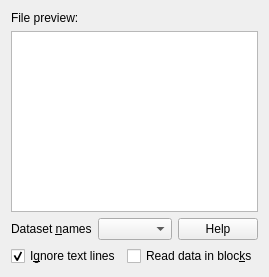
The window that formats/csv/dialog.ui (volkerjaenisch/veusz) describes before a commit, drawn with Qt 5.
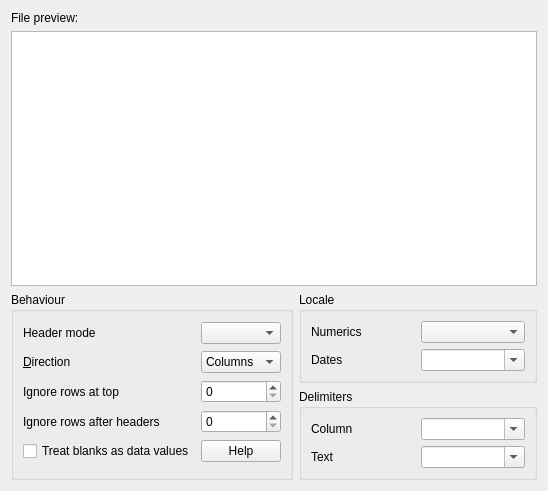
The same window after the commit. Custom widgets are drawn as their Qt base class.

Commit message: replace wrong csv.dialog.ui file with ../../dialogs/import_csv.ui

```diff
--- a/formats/csv/dialog.ui
+++ b/formats/csv/dialog.ui
@@ -6,97 +6,216 @@
    <rect>
     <x>0</x>
     <y>0</y>
-    <width>264</width>
-    <height>277</height>
+    <width>548</width>
+    <height>491</height>
    </rect>
   </property>
   <layout class="QVBoxLayout" name="verticalLayout_5">
    <item>
-    <widget class="QLabel" name="label_7">
+    <widget class="QLabel" name="label_8">
      <property name="text">
       <string>File preview:</string>
      </property>
     </widget>
    </item>
    <item>
-    <widget class="QTextEdit" name="previewedit">
-     <property name="lineWrapMode">
-      <enum>QTextEdit::NoWrap</enum>
+    <widget class="QTableWidget" name="previewtablecsv">
+     <property name="editTriggers">
+      <set>QAbstractItemView::NoEditTriggers</set>
      </property>
-     <property name="readOnly">
-      <bool>true</bool>
+     <property name="tabKeyNavigation">
+      <bool>false</bool>
      </property>
     </widget>
    </item>
    <item>
-    <layout class="QHBoxLayout">
-     <property name="spacing">
-      <number>6</number>
-     </property>
-     <property name="margin">
-      <number>0</number>
-     </property>
-     <item>
-      <widget class="QLabel" name="label_2">
-       <property name="text">
-        <string>Dataset &amp;names</string>
+    <layout class="QGridLayout" name="gridLayout_2">
+     <item row="0" column="0" rowspan="2">
+      <widget class="QGroupBox" name="groupBox_3">
+       <property name="title">
+        <string>Behaviour</string>
        </property>
-       <property name="buddy">
-        <cstring>descriptoredit</cstring>
-       </property>
+       <layout class="QGridLayout" name="gridLayout_3">
+        <item row="0" column="0">
+         <widget class="QLabel" name="label_3">
+          <property name="text">
+           <string>Header mode</string>
+          </property>
+         </widget>
+        </item>
+        <item row="0" column="1">
+         <widget class="HistoryValueCombo" name="csvheadermodecombo">
+          <property name="toolTip">
+           <string>'Multiple': allow multiple headers in file
+'Single': 1st non-blank row is header
+'None': no headers, guess data types</string>
+          </property>
+         </widget>
+        </item>
+        <item row="1" column="0">
+         <widget class="QLabel" name="label_4">
+          <property name="text">
+           <string>&amp;Direction</string>
+          </property>
+          <property name="buddy">
+           <cstring>csvdirectioncombo</cstring>
+          </property>
+         </widget>
+        </item>
+        <item row="1" column="1">
+         <widget class="QComboBox" name="csvdirectioncombo">
+          <property name="toolTip">
+           <string>Are the data arranged in columns or rows?</string>
+          </property>
+          <item>
+           <property name="text">
+            <string>Columns</string>
+           </property>
+          </item>
+          <item>
+           <property name="text">
+            <string>Rows</string>
+           </property>
+          </item>
+         </widget>
+        </item>
+        <item row="2" column="0">
+         <widget class="QLabel" name="label_2">
+          <property name="text">
+           <string>Ignore rows at top</string>
+          </property>
+         </widget>
+        </item>
+        <item row="2" column="1">
+         <widget class="HistorySpinBox" name="csvignoretopspin">
+          <property name="toolTip">
+           <string>Ignore N row at the top of the file.
+If data are arranged in rows, ignores columns instead.</string>
+          </property>
+         </widget>
+        </item>
+        <item row="3" column="0">
+         <widget class="QLabel" name="label">
+          <property name="text">
+           <string>Ignore rows after headers</string>
+          </property>
+         </widget>
+        </item>
+        <item row="3" column="1">
+         <widget class="HistorySpinBox" name="csvignorehdrspin">
+          <property name="toolTip">
+           <string>After reading a header, ignore N rows in that column.
+If Direction is set to Rows, ignore N columns instead.</string>
+          </property>
+         </widget>
+        </item>
+        <item row="4" column="0">
+         <widget class="HistoryCheck" name="csvblanksdatacheck">
+          <property name="text">
+           <string>Treat blanks as data values</string>
+          </property>
+         </widget>
+        </item>
+        <item row="4" column="1">
+         <widget class="QPushButton" name="csvhelpbutton">
+          <property name="toolTip">
+           <string>Help on how CSV files should be formatted</string>
+          </property>
+          <property name="text">
+           <string>Help</string>
+          </property>
+         </widget>
+        </item>
+       </layout>
       </widget>
      </item>
-     <item>
-      <widget class="HistoryCombo" name="descriptoredit">
-       <property name="toolTip">
-        <string>The import descriptor, consisting of the dataset names used during import, e.g. &quot;x y&quot; or &quot;a[:]&quot;</string>
+     <item row="0" column="1">
+      <widget class="QGroupBox" name="groupBox_2">
+       <property name="title">
+        <string>Locale</string>
        </property>
+       <layout class="QGridLayout" name="gridLayout_4">
+        <item row="0" column="0">
+         <widget class="QLabel" name="label_5">
+          <property name="text">
+           <string>Numerics</string>
+          </property>
+         </widget>
+        </item>
+        <item row="0" column="1">
+         <widget class="HistoryValueCombo" name="csvnumfmtcombo">
+          <property name="toolTip">
+           <string>Numerical format of numbers in file:
+ System - what this computer is set to use
+ English - format 123,456.78
+ European - format 123.456,78</string>
+          </property>
+         </widget>
+        </item>
+        <item row="1" column="0">
+         <widget class="QLabel" name="label_6">
+          <property name="text">
+           <string>Dates</string>
+          </property>
+         </widget>
+        </item>
+        <item row="1" column="1">
+         <widget class="HistoryCombo" name="csvdatefmtcombo">
+          <property name="toolTip">
+           <string>Format for dates and times in file.
+This will be combination of
+YYYY, YY, MM, M, DD, D, hh, h, mm, m, ss and s
+separated by |</string>
+          </property>
+          <property name="editable">
+           <bool>true</bool>
+          </property>
+         </widget>
+        </item>
+       </layout>
       </widget>
      </item>
-     <item>
-      <widget class="QPushButton" name="helpbutton">
-       <property name="text">
-        <string>Help</string>
+     <item row="1" column="1">
+      <widget class="QGroupBox" name="groupBox">
+       <property name="title">
+        <string>Delimiters</string>
        </property>
-      </widget>
-     </item>
-    </layout>
-   </item>
-   <item>
-    <layout class="QHBoxLayout" name="horizontalLayout_2">
-     <item>
-      <widget class="HistoryCheck" name="ignoretextcheckbox">
-       <property name="sizePolicy">
-        <sizepolicy hsizetype="Expanding" vsizetype="Fixed">
-         <horstretch>0</horstretch>
-         <verstretch>0</verstretch>
-        </sizepolicy>
-       </property>
-       <property name="toolTip">
-        <string>Ignores lines consisting of text when importing the data</string>
-       </property>
-       <property name="text">
-        <string>I&amp;gnore text lines</string>
-       </property>
-       <property name="checked">
-        <bool>true</bool>
-       </property>
-      </widget>
-     </item>
-     <item>
-      <widget class="HistoryCheck" name="blockcheckbox">
-       <property name="sizePolicy">
-        <sizepolicy hsizetype="Expanding" vsizetype="Fixed">
-         <horstretch>0</horstretch>
-         <verstretch>0</verstretch>
-        </sizepolicy>
-       </property>
-       <property name="toolTip">
-        <string>If this is selected, blank lines or the word &quot;no&quot; are used to separate the file into blocks. An underscore followed by the block number is added to the dataset names</string>
-       </property>
-       <property name="text">
-        <string>Read data in bloc&amp;ks</string>
-       </property>
+       <layout class="QGridLayout" name="gridLayout">
+        <item row="0" column="0">
+         <widget class="QLabel" name="label_7">
+          <property name="text">
+           <string>Column</string>
+          </property>
+         </widget>
+        </item>
+        <item row="0" column="1">
+         <widget class="HistoryCombo" name="csvdelimitercombo">
+          <property name="toolTip">
+           <string>Delimiter between fields. This is usually a comma.</string>
+          </property>
+          <property name="editable">
+           <bool>true</bool>
+          </property>
+         </widget>
+        </item>
+        <item row="1" column="0">
+         <widget class="QLabel" name="label_9">
+          <property name="text">
+           <string>Text</string>
+          </property>
+         </widget>
+        </item>
+        <item row="1" column="1">
+         <widget class="HistoryCombo" name="csvtextdelimitercombo">
+          <property name="toolTip">
+           <string>Character to delimit text, usually a quote (&quot;).</string>
+          </property>
+          <property name="editable">
+           <bool>true</bool>
+          </property>
+         </widget>
+        </item>
+       </layout>
       </widget>
      </item>
     </layout>
@@ -109,11 +228,21 @@
    <extends>QComboBox</extends>
    <header>historycombo.h</header>
   </customwidget>
+  <customwidget>
+   <class>HistorySpinBox</class>
+   <extends>QSpinBox</extends>
+   <header>historyspinbox.h</header>
+  </customwidget>
   <customwidget>
    <class>HistoryCheck</class>
    <extends>QCheckBox</extends>
    <header>historycheck.h</header>
   </customwidget>
+  <customwidget>
+   <class>HistoryValueCombo</class>
+   <extends>QComboBox</extends>
+   <header>historyvaluecombo.h</header>
+  </customwidget>
  </customwidgets>
  <resources/>
  <connections/>
```
Left out of the diff: 6 changed lines with no effect on the pictures. The commit also changes 3 other files.
